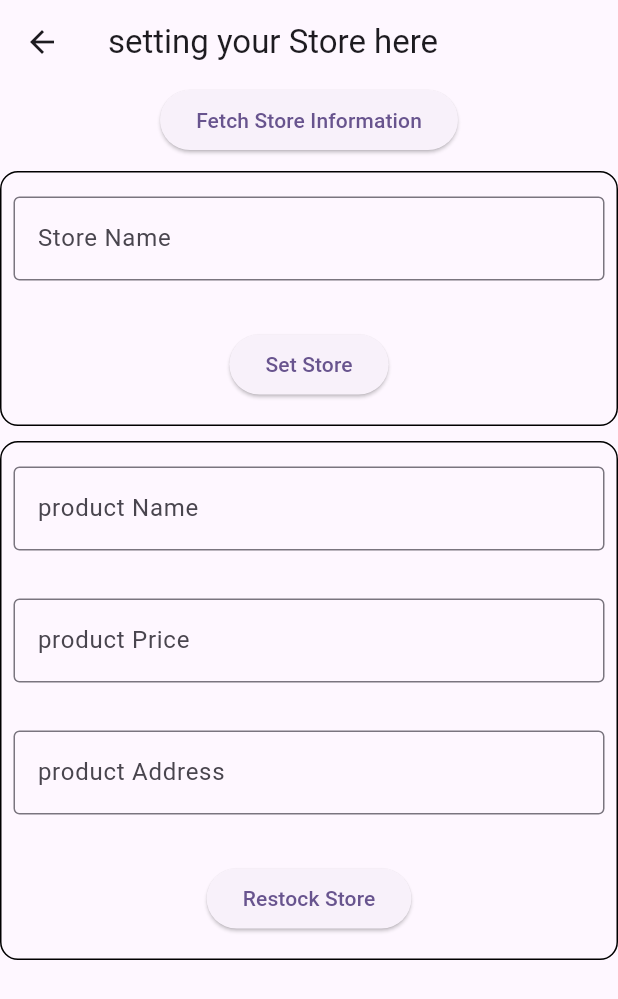
After one commit to leon123858/ourChain-frontend, a Flutter app: the MyStore screen opened directly, on a phone screen of 412 x 824 dp. The commit adds this screen. Shown: the top 999 px of the screen. Run offline on Flutter 3.47's test engine with Material 3 defaults, Android fonts, the phone set to English and light mode, and no system bars; our stand-ins replace shared_preferences; accounts and stored records are empty.

Commit message:
init Store sub system

```diff
--- a/our-wallet-app/analysis_options.yaml
+++ b/our-wallet-app/analysis_options.yaml
@@ -21,8 +21,8 @@ linter:
   # `// ignore_for_file: name_of_lint` syntax on the line or in the file
   # producing the lint.
   rules:
-    # avoid_print: false  # Uncomment to disable the `avoid_print` rule
-    # prefer_single_quotes: true  # Uncomment to enable the `prefer_single_quotes` rule
+  # avoid_print: false  # Uncomment to disable the `avoid_print` rule
+  # prefer_single_quotes: true  # Uncomment to enable the `prefer_single_quotes` rule
 
 # Additional information about this file can be found at
 # https://dart.dev/guides/language/analysis-options
--- /dev/null
+++ b/our-wallet-app/lib/controllers/setStore.dart
@@ -0,0 +1,144 @@
+import 'package:flutter/material.dart';
+
+class MyStore extends StatefulWidget {
+  const MyStore({super.key});
+
+  @override
+  State<MyStore> createState() => _MyStoreState();
+}
+
+class _MyStoreState extends State<MyStore> {
+  List<String> list = ["product1", "product2", "product3"];
+
+  @override
+  Widget build(BuildContext context) {
+    return Scaffold(
+      appBar: AppBar(
+        title: const Text("setting your Store here"),
+      ),
+      body: Column(children: [
+        Center(
+            child: ElevatedButton(
+          onPressed: () {},
+          child: const Text("Fetch Store Information"),
+        )),
+        const SizedBox(height: 10.0),
+        Container(
+          decoration: BoxDecoration(
+            border: Border.all(
+              color: Colors.black,
+              width: 1,
+            ),
+            borderRadius: BorderRadius.circular(12),
+          ),
+          child: Form(
+            child: Column(
+              crossAxisAlignment: CrossAxisAlignment.center,
+              children: [
+                Padding(
+                  padding:
+                      const EdgeInsets.symmetric(horizontal: 8, vertical: 16),
+                  child: TextFormField(
+                    decoration: const InputDecoration(
+                        border: OutlineInputBorder(), labelText: "Store Name"),
+                    validator: (value) {
+                      if (value == null || value.isEmpty) {
+                        return 'Please enter your Store Name';
+                      }
+                      return null;
+                    },
+                  ),
+                ),
+                Padding(
+                  padding:
+                      const EdgeInsets.symmetric(horizontal: 8, vertical: 16.0),
+                  child: Center(
+                    child: ElevatedButton(
+                      onPressed: () {},
+                      child: const Text("Set Store"),
+                    ),
+                  ),
+                ),
+              ],
+            ),
+          ),
+        ),
+        const SizedBox(height: 10.0),
+        Container(
+          decoration: BoxDecoration(
+            border: Border.all(
+              color: Colors.black,
+              width: 1,
+            ),
+            borderRadius: BorderRadius.circular(12),
+          ),
+          child: Form(
+            child: Column(
+              crossAxisAlignment: CrossAxisAlignment.center,
+              children: [
+                Padding(
+                  padding:
+                      const EdgeInsets.symmetric(horizontal: 8, vertical: 16),
+                  child: TextFormField(
+                    keyboardType: TextInputType.text,
+                    decoration: const InputDecoration(
+                        border: OutlineInputBorder(),
+                        labelText: "product Name"),
+                    validator: (value) {
+                      if (value == null || value.isEmpty) {
+                        return 'Please enter your product Name';
+                      }
+                      return null;
+                    },
+                  ),
+                ),
+                Padding(
+                  padding:
+                      const EdgeInsets.symmetric(horizontal: 8, vertical: 16),
+                  child: TextFormField(
+                    keyboardType: TextInputType.number,
+                    decoration: const InputDecoration(
+                        border: OutlineInputBorder(),
+                        labelText: "product Price"),
+                    validator: (value) {
+                      if (value == null || value.isEmpty) {
+                        return 'Please enter your product Price';
+                      }
+                      return null;
+                    },
+                  ),
+                ),
+                Padding(
+                  padding:
+                      const EdgeInsets.symmetric(horizontal: 8, vertical: 16),
+                  child: TextFormField(
+                    keyboardType: TextInputType.text,
+                    decoration: const InputDecoration(
+                        border: OutlineInputBorder(),
+                        labelText: "product Address"),
+                    validator: (value) {
+                      if (value == null || value.isEmpty) {
+                        return 'Please enter your product Address';
+                      }
+                      return null;
+                    },
+                  ),
+                ),
+                Padding(
+                  padding:
+                      const EdgeInsets.symmetric(horizontal: 8, vertical: 16.0),
+                  child: Center(
+                    child: ElevatedButton(
+                      onPressed: () {},
+                      child: const Text("Restock Store"),
+                    ),
+                  ),
+                ),
+              ],
+            ),
+          ),
+        ),
+      ]),
+    );
+  }
+}
--- a/our-wallet-app/lib/utils/config.dart
+++ b/our-wallet-app/lib/utils/config.dart
@@ -1,6 +1,6 @@
-const baseUrl = 'http://localhost:8080/';
+const baseUrl = 'https://our-chain.tech/';
 const aidAddress =
-    "f333215f062614ed726b067acddee3c0c67b00fce7abbae2e4c03d34a26902fc";
-const defaultPublicKey = "muq9pzJFRCNkzSS8PN5LiCVaXwQe4H98SQ";
+    "f28f82717c7725d71fcb96346c0aa5521475002c1c06516e950d470352f97c96";
+const defaultPublicKey = "mvcA5hi9JP5ABf4iAd499u7krD9z5czyk1";
 const defaultPrivateKey =
-    "cP8AsSiaJRFBCC8enLezw2JVEvJefMzdnS2n8qbCHUcyhdDtgvot";
+    "cSTpDsQontYcC2T95LUQjKkZs6uAQAyeug1LC14391gcPHfZTr5b";
--- a/our-wallet-app/pubspec.yaml
+++ b/our-wallet-app/pubspec.yaml
@@ -63,7 +63,7 @@ flutter:
 
   # To add assets to your application, add an assets section, like this:
   assets:
-     - assets/orc20.cpp
+    - assets/orc20.cpp
   #   - images/a_dot_ham.jpeg
 
   # An image asset can refer to one or more resolution-specific "variants", see
```
Also changed, not shown: our-wallet-app/lib/controllers/home.dart (+24 -0 lines), our-wallet-app/lib/controllers/store.dart (added, +66 -0 lines), our-wallet-app/lib/controllers/storeList.dart (added, +69 -0 lines), 11 other files.
